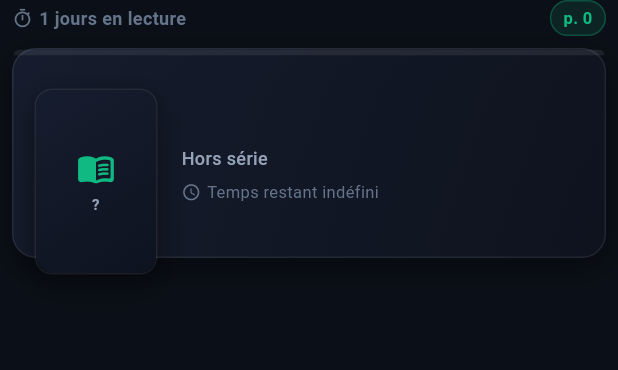
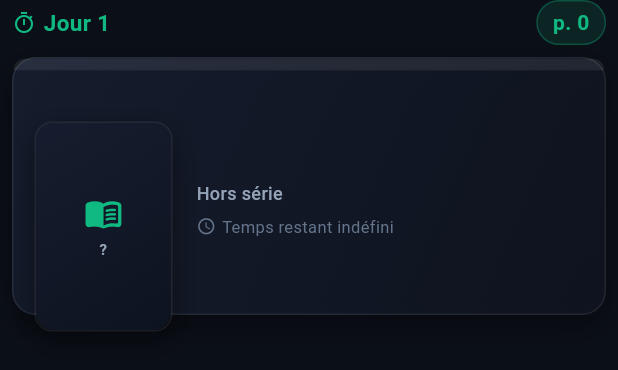
Before and after one commit to kakesinfo/OpenBook, a Flutter app: the BookCard widget shown alone on an empty page, opened directly with empty values, on a phone screen of 412 x 824 dp. Shown: the top 370 px of the screen. Run offline on Flutter 3.47's test engine with Material 3 defaults, Android fonts, the phone set to English and light mode, and no system bars; our stand-ins replace carousel_slider, confetti, flutter_riverpod, image_picker, shared_preferences; missing offline and left inert: mobile_scanner, shared_preferences_android; accounts and stored records are empty; network calls fail.

Commit message:
feat: new animations on reading sessions

```diff
--- a/Mobile/lib/features/books/presentation/components/book_card.dart
+++ b/Mobile/lib/features/books/presentation/components/book_card.dart
@@ -6,11 +6,12 @@ import '../../application/books_providers.dart';
 import '../../data/book.dart';
 import 'book_cover.dart';
 
-class BookCard extends ConsumerWidget {
+class BookCard extends ConsumerStatefulWidget {
   const BookCard({
     super.key,
     required this.book,
     required this.onEdit,
+    this.isActive = true,
     this.onRecordSession,
     this.onTimer,
     this.onPause,
@@ -18,29 +19,134 @@ class BookCard extends ConsumerWidget {
 
   final Book book;
   final VoidCallback onEdit;
+  final bool isActive;
   final VoidCallback? onRecordSession;
   final VoidCallback? onTimer;
   final VoidCallback? onPause;
 
   @override
-  Widget build(BuildContext context, WidgetRef ref) {
+  ConsumerState<BookCard> createState() => _BookCardState();
+}
+
+class _BookCardState extends ConsumerState<BookCard>
+    with SingleTickerProviderStateMixin {
+  late final AnimationController _animController;
+  late final Animation<double> _progressAnimation;
+  late final Animation<double> _timerPopAnimation;
+  late final Animation<double> _logPopAnimation;
+
+  static Animatable<double> _popBounceTween() => TweenSequence<double>([
+        TweenSequenceItem(
+          tween: Tween(begin: 0.0, end: 1.22)
+              .chain(CurveTween(curve: Curves.easeOut)),
+          weight: 50,
+        ),
+        TweenSequenceItem(
+          tween: Tween(begin: 1.22, end: 0.92)
+              .chain(CurveTween(curve: Curves.easeInOut)),
+          weight: 25,
+        ),
+        TweenSequenceItem(
+          tween: Tween(begin: 0.92, end: 1.0)
+              .chain(CurveTween(curve: Curves.easeOut)),
+          weight: 25,
+        ),
+      ]);
+
+  @override
+  void initState() {
+    super.initState();
+    _animController = AnimationController(
+      vsync: this,
+      duration: const Duration(milliseconds: 1200),
+    );
+    _progressAnimation = CurvedAnimation(
+      parent: _animController,
+      curve: const Interval(0.0, 1.0, curve: Curves.easeOutCubic),
+    );
+    _timerPopAnimation = _popBounceTween().animate(
+      CurvedAnimation(
+        parent: _animController,
+        curve: const Interval(0.08, 0.58),
+      ),
+    );
+    _logPopAnimation = _popBounceTween().animate(
+      CurvedAnimation(
+        parent: _animController,
+        curve: const Interval(0.16, 0.68),
+      ),
+    );
+
+    if (widget.isActive) {
+      _animController.forward(from: 0.0);
+    }
+  }
+
+  @override
+  void didUpdateWidget(covariant BookCard oldWidget) {
+    super.didUpdateWidget(oldWidget);
+    if ((widget.isActive && !oldWidget.isActive) ||
+        (widget.book.id != oldWidget.book.id && widget.isActive)) {
+      _animController.forward(from: 0.0);
+    } else if (!widget.isActive && oldWidget.isActive) {
+      _animController.reset();
+    }
+  }
+
+  @override
+  void dispose() {
+    _animController.dispose();
+    super.dispose();
+  }
+
+  @override
+  Widget build(BuildContext context) {
+    final book = widget.book;
+    ref.listen<AsyncValue<ReadingProgress>>(
+      readingProgressByBookProvider(book),
+      (prev, next) {
+        if (widget.isActive &&
+            (prev == null || prev.isLoading) &&
+            next.hasValue) {
+          _animController.forward(from: 0.0);
+        }
+      },
+    );
+
     final progressAsync = ref.watch(readingProgressByBookProvider(book));
-    final progress = progressAsync.value ?? ReadingProgress.empty(totalPages: book.totalPages);
+    final progress =
+        progressAsync.value ?? ReadingProgress.empty(totalPages: book.totalPages);
     final totalPages = progress.totalPages ?? 0;
     final currentPage = progress.currentPage;
     final startedAt = progress.startedAt ?? book.startedAt;
 
     final daysReading = startedAt == null
         ? 0
-        : DateTime.now().difference(DateTime(startedAt.year, startedAt.month, startedAt.day)).inDays + 1;
+        : DateTime.now()
+                .difference(
+                  DateTime(startedAt.year, startedAt.month, startedAt.day),
+                )
+                .inDays +
+            1;
 
-    final remainingTime = (progress.totalSecondsRead > 0 && totalPages > currentPage && currentPage > 0)
-        ? ((totalPages - currentPage) * (progress.totalSecondsRead / currentPage)).round()
+    final remainingTime =
+        (progress.totalSecondsRead > 0 && totalPages > currentPage && currentPage > 0)
+            ? ((totalPages - currentPage) * (progress.totalSecondsRead / currentPage))
+                .round()
             : null;
 
     final seriesText = book.series.isEmpty
         ? 'Hors série'
         : (book.volume == null ? book.series : '${book.series} • Tome ${book.volume}');
+
+    final targetProgress =
+        totalPages <= 0 ? 0.0 : progress.progress.clamp(0.0, 1.0);
+
+    return AnimatedBuilder(
+      animation: _animController,
+      builder: (context, _) {
+        final animatedProgress = targetProgress * _progressAnimation.value;
+        final animatedPage = (currentPage * _progressAnimation.value).round();
 
         return Column(
           mainAxisSize: MainAxisSize.min,
@@ -52,15 +158,19 @@ class BookCard extends ConsumerWidget {
                   Expanded(
                     child: Row(
                       children: [
-                    Icon(Icons.timer_outlined, size: 14, color: AppTheme.textMuted),
-                    const SizedBox(width: 4),
+                        Icon(
+                          Icons.timer_outlined,
+                          size: 16,
+                          color: AppTheme.accentPrimary,
+                        ),
+                        const SizedBox(width: 5),
                         Expanded(
                           child: Text(
-                        daysReading <= 0 ? 'Début non défini' : '$daysReading jours en lecture',
+                            daysReading <= 0 ? 'Début non défini' : 'Jour $daysReading',
                             style: TextStyle(
-                          fontSize: 12,
-                          color: AppTheme.textMuted,
-                          fontWeight: FontWeight.w600,
+                              fontSize: 15,
+                              color: AppTheme.accentPrimary,
+                              fontWeight: FontWeight.w700,
                             ),
                             maxLines: 1,
                             overflow: TextOverflow.ellipsis,
@@ -70,9 +180,8 @@ class BookCard extends ConsumerWidget {
                     ),
                   ),
                   const SizedBox(width: 8),
-
                   Container(
-                padding: const EdgeInsets.symmetric(horizontal: 8, vertical: 3),
+                    padding: const EdgeInsets.symmetric(horizontal: 10, vertical: 4),
                     decoration: BoxDecoration(
                       color: AppTheme.accentPrimaryLight,
                       borderRadius: BorderRadius.circular(AppTheme.radiusFull),
@@ -82,10 +191,12 @@ class BookCard extends ConsumerWidget {
                       ),
                     ),
                     child: Text(
-                  totalPages <= 0 ? 'p. $currentPage' : 'p. $currentPage / $totalPages',
+                      totalPages <= 0
+                          ? 'p. $animatedPage'
+                          : 'p. $animatedPage / $totalPages',
                       style: TextStyle(
                         color: AppTheme.accentPrimary,
-                    fontSize: 11,
+                        fontSize: 14,
                         fontWeight: FontWeight.w700,
                       ),
                     ),
@@ -98,7 +209,7 @@ class BookCard extends ConsumerWidget {
               padding: const EdgeInsets.symmetric(horizontal: 8),
               child: Container(
                 width: double.infinity,
-            height: 140,
+                height: 172,
                 decoration: BoxDecoration(
                   gradient: AppTheme.cardGradient,
                   borderRadius: BorderRadius.circular(AppTheme.radiusLg),
@@ -108,7 +219,7 @@ class BookCard extends ConsumerWidget {
                 child: Material(
                   color: Colors.transparent,
                   child: InkWell(
-                onTap: onEdit,
+                    onTap: widget.onEdit,
                     borderRadius: BorderRadius.circular(AppTheme.radiusLg),
                     child: Stack(
                       clipBehavior: Clip.none,
@@ -123,8 +234,8 @@ class BookCard extends ConsumerWidget {
                               top: Radius.circular(AppTheme.radiusLg),
                             ),
                             child: LinearProgressIndicator(
-                          value: totalPages <= 0 ? 0.0 : progress.progress,
-                          minHeight: 4,
+                              value: animatedProgress,
+                              minHeight: 8,
                               backgroundColor: AppTheme.borderSubtle,
                               valueColor: AlwaysStoppedAnimation<Color>(
                                 AppTheme.accentPrimary,
@@ -134,7 +245,7 @@ class BookCard extends ConsumerWidget {
                         ),
                         // Content Info
                         Padding(
-                      padding: const EdgeInsets.fromLTRB(112, 18, 72, 14),
+                          padding: const EdgeInsets.fromLTRB(122, 22, 72, 16),
                           child: Column(
                             crossAxisAlignment: CrossAxisAlignment.start,
                             mainAxisAlignment: MainAxisAlignment.center,
@@ -194,21 +305,23 @@ class BookCard extends ConsumerWidget {
                           bottom: -12,
                           child: BookCover(
                             book: book,
-                        width: 82,
-                        height: 124,
+                            width: 92,
+                            height: 140,
                             borderRadius: AppTheme.radiusMd,
                           ),
                         ),
                         // Quick Action Buttons (timer + log session)
-                    if (onRecordSession != null || onTimer != null)
+                        if (widget.onRecordSession != null || widget.onTimer != null)
                           Positioned(
                             right: 14,
                             bottom: -10,
                             child: Row(
                               mainAxisSize: MainAxisSize.min,
                               children: [
-                            if (onTimer != null) ...[
-                              Container(
+                                if (widget.onTimer != null) ...[
+                                  Transform.scale(
+                                    scale: _timerPopAnimation.value,
+                                    child: Container(
                                       decoration: BoxDecoration(
                                         color: AppTheme.bgElevated,
                                         shape: BoxShape.circle,
@@ -229,7 +342,7 @@ class BookCard extends ConsumerWidget {
                                         shape: const CircleBorder(),
                                         child: InkWell(
                                           customBorder: const CircleBorder(),
-                                    onTap: onTimer,
+                                          onTap: widget.onTimer,
                                           child: SizedBox(
                                             width: 44,
                                             height: 44,
@@ -242,10 +355,13 @@ class BookCard extends ConsumerWidget {
                                         ),
                                       ),
                                     ),
+                                  ),
                                   const SizedBox(width: 8),
                                 ],
-                            if (onRecordSession != null)
-                              Container(
+                                if (widget.onRecordSession != null)
+                                  Transform.scale(
+                                    scale: _logPopAnimation.value,
+                                    child: Container(
                                       decoration: BoxDecoration(
                                         gradient: AppTheme.primaryGradient,
                                         shape: BoxShape.circle,
@@ -262,7 +378,7 @@ class BookCard extends ConsumerWidget {
                                         shape: const CircleBorder(),
                                         child: InkWell(
                                           customBorder: const CircleBorder(),
-                                    onTap: onRecordSession,
+                                          onTap: widget.onRecordSession,
                                           child: const SizedBox(
                                             width: 44,
                                             height: 44,
@@ -270,6 +386,7 @@ class BookCard extends ConsumerWidget {
                                               Icons.edit_note_rounded,
                                               color: Colors.white,
                                               size: 22,
+                                            ),
                                           ),
                                         ),
                                       ),
@@ -286,5 +403,7 @@ class BookCard extends ConsumerWidget {
             ),
           ],
         );
+      },
+    );
   }
 }
--- a/Mobile/lib/features/books/presentation/home_page.dart
+++ b/Mobile/lib/features/books/presentation/home_page.dart
@@ -17,8 +17,15 @@ import 'notes_page.dart';
 import 'paused_books_page.dart';
 import 'reading_calendar_page.dart';
 
-class HomePage extends ConsumerWidget {
+class HomePage extends ConsumerStatefulWidget {
   const HomePage({super.key});
+
+  @override
+  ConsumerState<HomePage> createState() => _HomePageState();
+}
+
+class _HomePageState extends ConsumerState<HomePage> {
+  int _currentCarouselIndex = 0;
 
   Future<void> _refreshAll(WidgetRef ref) async {
     ref.invalidate(allReadingSessionsProvider);
@@ -30,7 +37,7 @@ class HomePage extends ConsumerWidget {
   }
 
   @override
-  Widget build(BuildContext context, WidgetRef ref) {
+  Widget build(BuildContext context) {
     final booksAsync = ref.watch(booksControllerProvider);
     final readingBooks = ref.watch(readingBooksProvider);
     final pausedBooks = ref.watch(pausedBooksProvider);
@@ -43,7 +50,10 @@ class HomePage extends ConsumerWidget {
     final words = wordsAsync.value ?? const [];
 
     final viewportHeight = MediaQuery.of(context).size.height;
-    final carouselHeight = (viewportHeight * 0.28).clamp(200.0, 245.0);
+    final carouselHeight = (viewportHeight * 0.32).clamp(240.0, 280.0);
+    final activeCarouselIndex = readingBooks.isEmpty
+        ? 0
+        : _currentCarouselIndex.clamp(0, readingBooks.length - 1);
 
     return Scaffold(
       appBar: const AppHeader(
@@ -148,13 +158,23 @@ class HomePage extends ConsumerWidget {
                           padEnds: true,
                           enableInfiniteScroll: false,
                           scrollPhysics: const BouncingScrollPhysics(),
+                          onPageChanged: (index, reason) {
+                            if (_currentCarouselIndex != index) {
+                              setState(() {
+                                _currentCarouselIndex = index;
+                              });
+                            }
+                          },
                         ),
-                        items: readingBooks
-                            .map(
-                              (book) => Padding(
+                        items: readingBooks.asMap().entries.map((entry) {
+                          final index = entry.key;
+                          final book = entry.value;
+                          return Padding(
                             padding: const EdgeInsets.symmetric(vertical: 4),
                             child: BookCard(
+                              key: ValueKey(book.id ?? book.title),
                               book: book,
+                              isActive: index == activeCarouselIndex,
                               onEdit: () => Navigator.of(context).push(
                                 MaterialPageRoute(
                                   builder: (_) => BookDetailsPage(book: book),
@@ -162,7 +182,8 @@ class HomePage extends ConsumerWidget {
                               ),
                               onRecordSession: () => Navigator.of(context).push(
                                 MaterialPageRoute(
-                                      builder: (_) => BookReadingSessionPage(book: book),
+                                  builder: (_) =>
+                                      BookReadingSessionPage(book: book),
                                 ),
                               ),
                               onTimer: () => ReadingTimerModal.show(context, book),
@@ -181,9 +202,8 @@ class HomePage extends ConsumerWidget {
                                 }
                               },
                             ),
-                              ),
-                            )
-                            .toList(),
+                          );
+                        }).toList(),
                       ),
               ),
             ),
```
Lines whose indentation alone changed are shown as unchanged.
